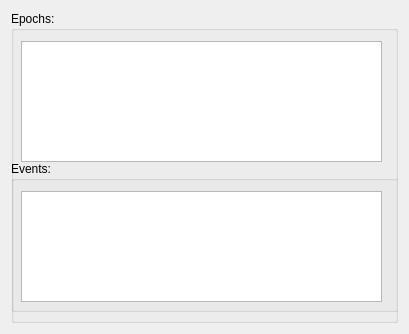
cibr-jyu/meggie, file meggie/ui/qt4Designer_ui_files/epochWidget.ui: the form before one commit.
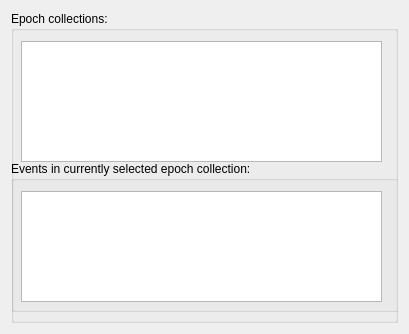
The form after the commit.

Commit message: UI fixing and events of epoch collection added on listWidgetEvents.

Diff of the .ui file:
```diff
--- a/meggie/ui/qt4Designer_ui_files/epochWidget.ui
+++ b/meggie/ui/qt4Designer_ui_files/epochWidget.ui
@@ -19,7 +19,7 @@
      <item>
       <widget class="QGroupBox" name="groupBoxEpochs">
        <property name="title">
-        <string>Epochs:</string>
+        <string>Epoch collections:</string>
        </property>
        <widget class="QListWidget" name="listWidgetEpochs">
         <property name="geometry">
@@ -44,7 +44,7 @@
          </rect>
         </property>
         <property name="title">
-         <string>Events:</string>
+         <string>Events in currently selected epoch collection:</string>
         </property>
         <widget class="QListWidget" name="listWidgetEvents">
          <property name="geometry">
```
Left out of the diff: 5 changed lines with no effect on the pictures. The commit also changes 3 other files.
